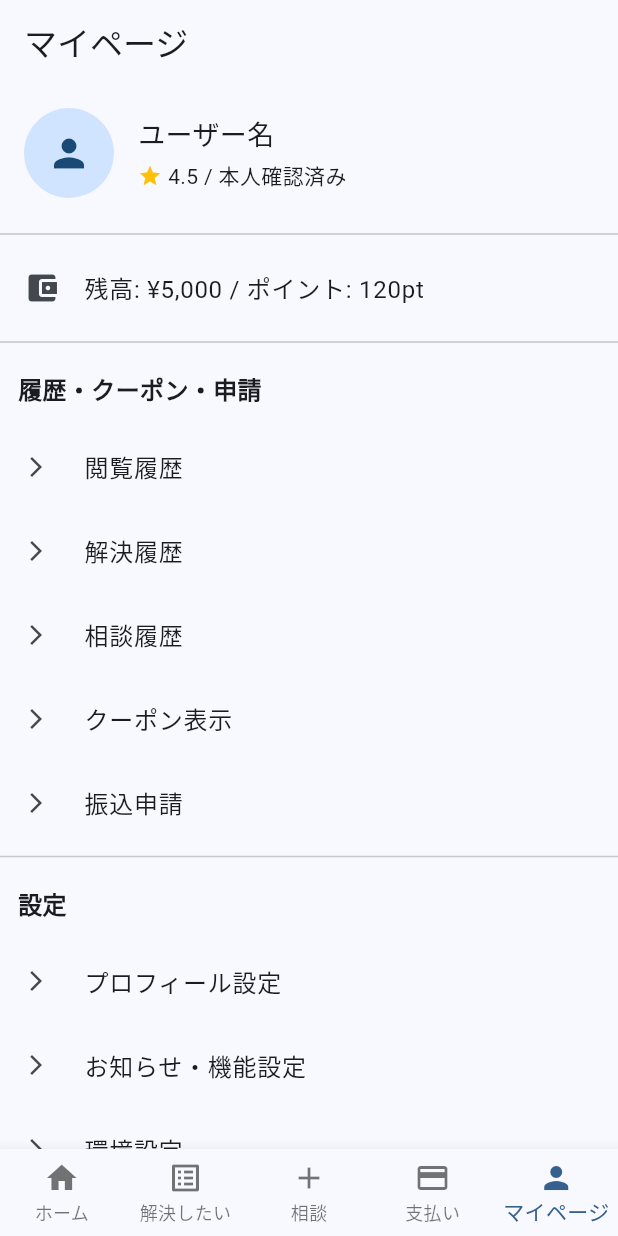
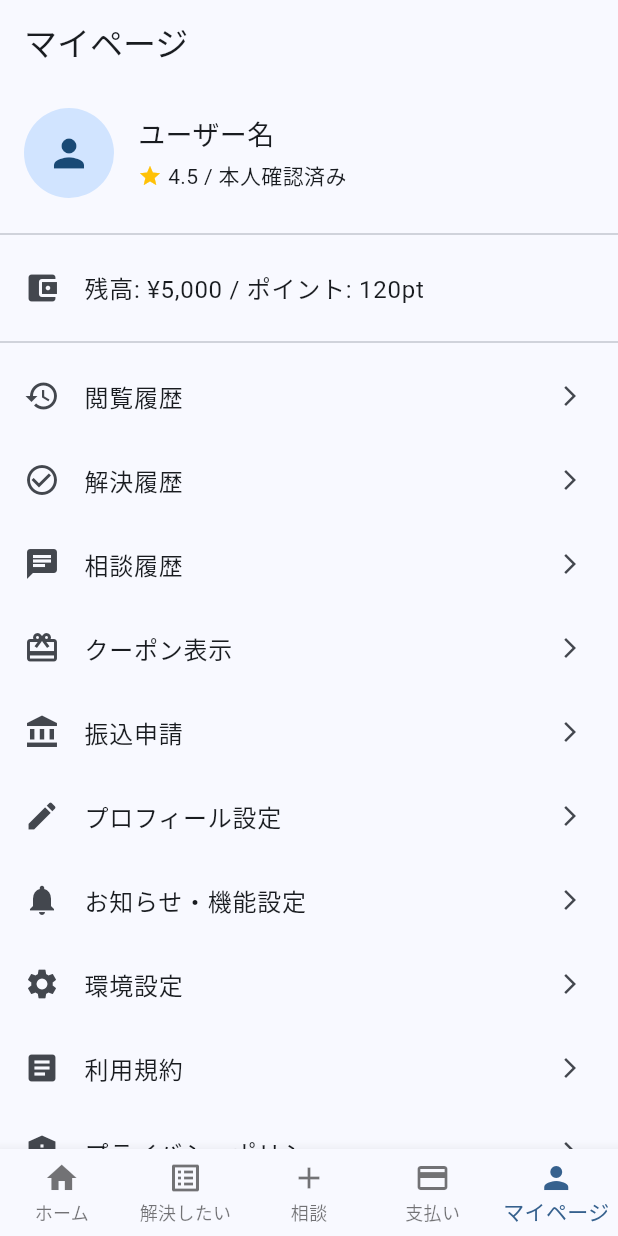
Before and after one commit to chumenium/graduation-project, a Flutter app: the screen it shows after launch, item 5 of the bottom bar chosen, on a phone screen of 412 x 824 dp. Run offline on Flutter 3.47's test engine with Material 3 defaults, Android fonts, the light colour scheme and no system bars; our stand-ins replace firebase_auth, firebase_core, google_sign_in; accounts and stored records are empty.

Commit message:
mypages created

```diff
--- a/lib/main.dart
+++ b/lib/main.dart
@@ -1,12 +1,25 @@
 import 'package:flutter/material.dart';
 import 'package:firebase_core/firebase_core.dart';
 import 'package:firebase_auth/firebase_auth.dart';
-import 'package:provider/provider.dart'; // ← 追加
+import 'package:provider/provider.dart';
+
 import 'firebase_options.dart';
-import 'utils/theme_notifier.dart'; // ← 追加
+import 'utils/theme_notifier.dart';
 
 import 'screens/auth_pages/login_page.dart';
-import 'screens/main_pages/main_navigation.dart'; // ← BottomNavigation含む画面
+import 'screens/main_pages/main_navigation.dart';
+
+// ▼ マイページ内遷移先
+import 'screens/my_pages/preference_settings_screen.dart';
+import 'screens/my_pages/profile_settings_screen.dart';
+import 'screens/my_pages/notification_settings_screen.dart';
+import 'screens/my_pages/view_history_screen.dart';
+import 'screens/my_pages/solved_history_screen.dart';
+import 'screens/my_pages/consulted_history_screen.dart';
+import 'screens/my_pages/coupon_screen.dart';
+import 'screens/my_pages/payment_request_screen.dart';
+import 'screens/my_pages/terms_screen.dart';
+import 'screens/my_pages/privacy_policy_screen.dart';
 
 void main() async {
   WidgetsFlutterBinding.ensureInitialized();
@@ -29,6 +42,7 @@
     final themeNotifier = Provider.of<ThemeNotifier>(context);
 
     return MaterialApp(
+      debugShowCheckedModeBanner: false,
       title: '相談マッチングアプリ',
       theme: ThemeData(
         brightness: Brightness.light,
@@ -43,10 +57,21 @@
         ),
         useMaterial3: true,
       ),
-      themeMode: themeNotifier.themeMode, // ← ここが動的テーマのポイント
-      home: const MainNavigation(), // ← ログインをスキップした状態
-      // 開発終了後は以下に切り替え:
-      // home: const AuthGate(),
+      themeMode: themeNotifier.themeMode,
+      home: const MainNavigation(),
+      // home: const AuthGate(), // ← 本番用はこちらに切り替え
+      routes: {
+  '/view_history': (context) => const ViewHistoryScreen(),
+  '/solved_history': (context) => const SolvedHistoryScreen(),
+  '/consulted_history': (context) => const ConsultedHistoryScreen(),
+  '/coupon': (context) => const CouponScreen(),
+  '/payment_request': (context) => const PaymentRequestScreen(),
+  '/profile_settings': (context) => const ProfileSettingsScreen(),
+  '/notification_settings': (context) => const NotificationSettingsScreen(),
+  '/preference_settings': (context) => const PreferenceSettingsScreen(),
+  '/terms': (context) => const TermsScreen(),
+  '/privacy_policy': (context) => const PrivacyPolicyScreen(),
+},
     );
   }
 }
@@ -57,7 +82,7 @@
   @override
   Widget build(BuildContext context) {
     return StreamBuilder<User?>(
-      stream: FirebaseAuth.instance.authStateChanges(), // ← ログイン状態を監視
+      stream: FirebaseAuth.instance.authStateChanges(),
       builder: (context, snapshot) {
         if (snapshot.connectionState == ConnectionState.waiting) {
           return const Scaffold(
@@ -66,10 +91,8 @@
         }
 
         if (snapshot.hasData) {
-          // ログイン済み → ホーム（ナビゲーションつき）
           return const MainNavigation();
         } else {
-          // 未ログイン → ログインページ
           return const LoginPage();
         }
       },
--- a/lib/screens/main_pages/mypage_screen.dart
+++ b/lib/screens/main_pages/mypage_screen.dart
@@ -12,6 +12,19 @@ class _MypageScreenState extends State<MypageScreen> {
   User? user;
   bool isLoading = true;
 
+  final List<_MypageItem> items = [
+    _MypageItem(icon: Icons.history, title: '閲覧履歴', route: '/view_history'),
+    _MypageItem(icon: Icons.check_circle_outline, title: '解決履歴', route: '/solved_history'),
+    _MypageItem(icon: Icons.chat, title: '相談履歴', route: '/consulted_history'),
+    _MypageItem(icon: Icons.card_giftcard, title: 'クーポン表示', route: '/coupon'),
+    _MypageItem(icon: Icons.account_balance, title: '振込申請', route: '/payment_request'),
+    _MypageItem(icon: Icons.edit, title: 'プロフィール設定', route: '/profile_settings'),
+    _MypageItem(icon: Icons.notifications, title: 'お知らせ・機能設定', route: '/notification_settings'),
+    _MypageItem(icon: Icons.settings, title: '環境設定', route: '/preference_settings'),
+    _MypageItem(icon: Icons.article, title: '利用規約', route: '/terms'),
+    _MypageItem(icon: Icons.privacy_tip, title: 'プライバシーポリシー', route: '/privacy_policy'),
+  ];
+
   @override
   void initState() {
     super.initState();
@@ -19,15 +32,11 @@ class _MypageScreenState extends State<MypageScreen> {
   }
 
   Future<void> _loadUser() async {
-    setState(() {
-      isLoading = true;
-    });
+    setState(() => isLoading = true);
     user = FirebaseAuth.instance.currentUser;
-    await Future.delayed(const Duration(milliseconds: 500)); // UI表示を安定させるため
+    await Future.delayed(const Duration(milliseconds: 300));
     if (mounted) {
-      setState(() {
-        isLoading = false;
-      });
+      setState(() => isLoading = false);
     }
   }
 
@@ -40,7 +49,7 @@ class _MypageScreenState extends State<MypageScreen> {
           : ListView(
               children: [
                 // ユーザー情報
-                Container(
+                Padding(
                   padding: const EdgeInsets.all(16),
                   child: Row(
                     children: [
@@ -76,7 +85,6 @@ class _MypageScreenState extends State<MypageScreen> {
 
                 const Divider(),
 
-                // 残高・ポイント
                 const ListTile(
                   leading: Icon(Icons.account_balance_wallet),
                   title: Text('残高: ¥5,000 / ポイント: 120pt'),
@@ -84,25 +92,12 @@ class _MypageScreenState extends State<MypageScreen> {
 
                 const Divider(),
 
-                // 履歴・クーポン・振込
-                _sectionHeader('履歴・クーポン・申請'),
-                _navItem(context, '閲覧履歴', '/view_history'),
-                _navItem(context, '解決履歴', '/solved_history'),
-                _navItem(context, '相談履歴', '/consulted_history'),
-                _navItem(context, 'クーポン表示', '/coupon'),
-                _navItem(context, '振込申請', '/payment_request'),
-
-                const Divider(),
-
-                _sectionHeader('設定'),
-                _navItem(context, 'プロフィール設定', '/profile_settings'),
-                _navItem(context, 'お知らせ・機能設定', '/notification_settings'),
-                _navItem(context, '環境設定', '/preference_settings'),
-
-                const Divider(),
-
-                _navItem(context, '利用規約', '/terms'),
-                _navItem(context, 'プライバシーポリシー', '/privacy_policy'),
+                ...items.map((item) => ListTile(
+                      leading: Icon(item.icon),
+                      title: Text(item.title),
+                      trailing: const Icon(Icons.arrow_forward_ios, size: 16),
+                      onTap: () => Navigator.pushNamed(context, item.route),
+                    )),
 
                 const Divider(),
 
@@ -119,22 +114,16 @@ class _MypageScreenState extends State<MypageScreen> {
             ),
     );
   }
+}
 
-  Widget _sectionHeader(String title) {
-    return Padding(
-      padding: const EdgeInsets.all(12.0),
-      child: Text(
-        title,
-        style: const TextStyle(fontSize: 16, fontWeight: FontWeight.bold),
-      ),
-    );
-  }
+class _MypageItem {
+  final IconData icon;
+  final String title;
+  final String route;
 
-  Widget _navItem(BuildContext context, String title, String route) {
-    return ListTile(
-      leading: const Icon(Icons.arrow_forward_ios, size: 16),
-      title: Text(title),
-      onTap: () => Navigator.pushNamed(context, route),
-    );
-  }
+  const _MypageItem({
+    required this.icon,
+    required this.title,
+    required this.route,
+  });
 }
--- a/lib/screens/my_pages/preference_settings_screen.dart
+++ b/lib/screens/my_pages/preference_settings_screen.dart
@@ -1,6 +1,7 @@
 import 'package:flutter/material.dart';
+import '../../utils/theme_notifier.dart';
 import 'package:provider/provider.dart';
-import '../../utils/theme_notifier.dart';
+
 
 class PreferenceSettingsScreen extends StatelessWidget {
   const PreferenceSettingsScreen({super.key});
```
Also changed, not shown: lib/screens/my_pages/consulted_history_screen.dart (+17 -0 lines), lib/screens/my_pages/coupon_screen.dart (+17 -0 lines), lib/screens/my_pages/notification_settings_screen.dart (+17 -0 lines), lib/screens/my_pages/payment_request_screen.dart (+17 -0 lines), lib/screens/my_pages/privacy_policy_screen.dart (+17 -0 lines), lib/screens/my_pages/profile_settings_screen.dart (+17 -0 lines), lib/screens/my_pages/solved_history_screen.dart (+17 -0 lines), lib/screens/my_pages/terms_screen.dart (+17 -0 lines), lib/screens/my_pages/view_history_screen.dart (+17 -0 lines).
